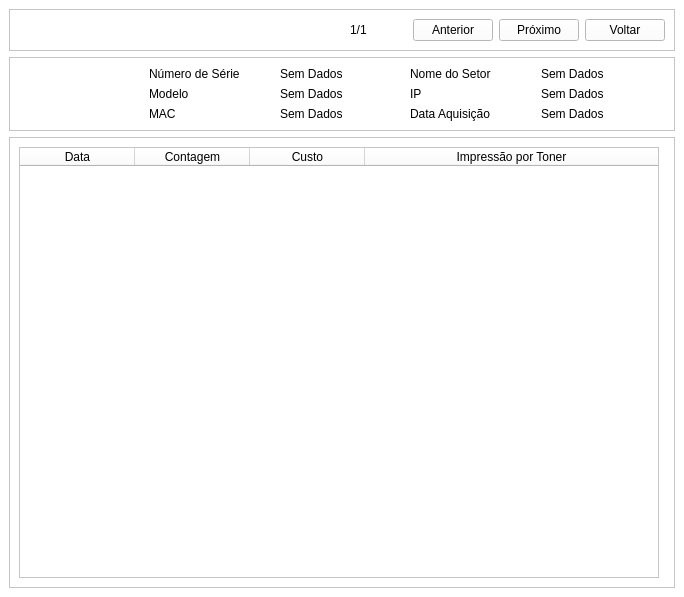
Qt form View/Telas/TelaRelatorio.ui (Blastoles/ProjetoSCGI) before a commit.
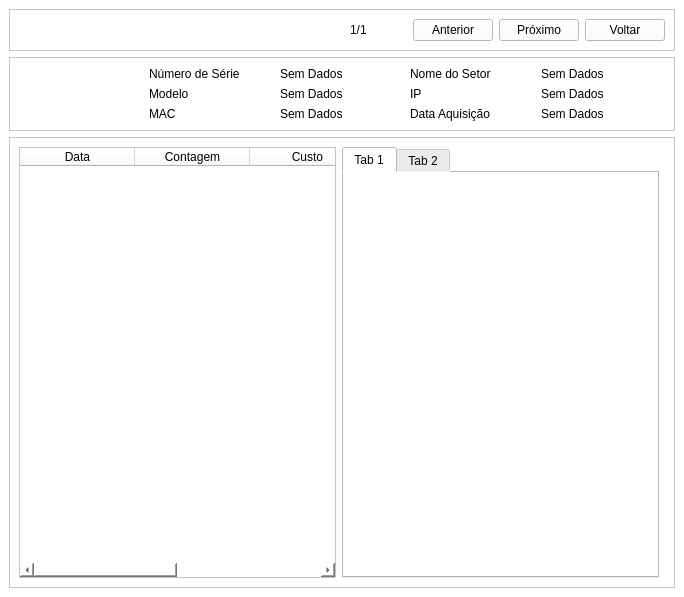
The same form after that commit. Icons and pictures are not drawn. Custom widgets are drawn as their Qt base class.

Patch:
```diff
--- a/View/Telas/TelaRelatorio.ui
+++ b/View/Telas/TelaRelatorio.ui
@@ -268,9 +268,23 @@
          </column>
         </widget>
        </item>
-       <item row="0" column="2">
+       <item row="0" column="3">
         <widget class="Grafico" name="grafico" native="true"/>
        </item>
+       <item row="0" column="2">
+        <widget class="QTabWidget" name="tabWidget">
+         <widget class="QWidget" name="tab">
+          <attribute name="title">
+           <string>Tab 1</string>
+          </attribute>
+         </widget>
+         <widget class="QWidget" name="tab_2">
+          <attribute name="title">
+           <string>Tab 2</string>
+          </attribute>
+         </widget>
+        </widget>
+       </item>
       </layout>
      </widget>
     </item>
```
